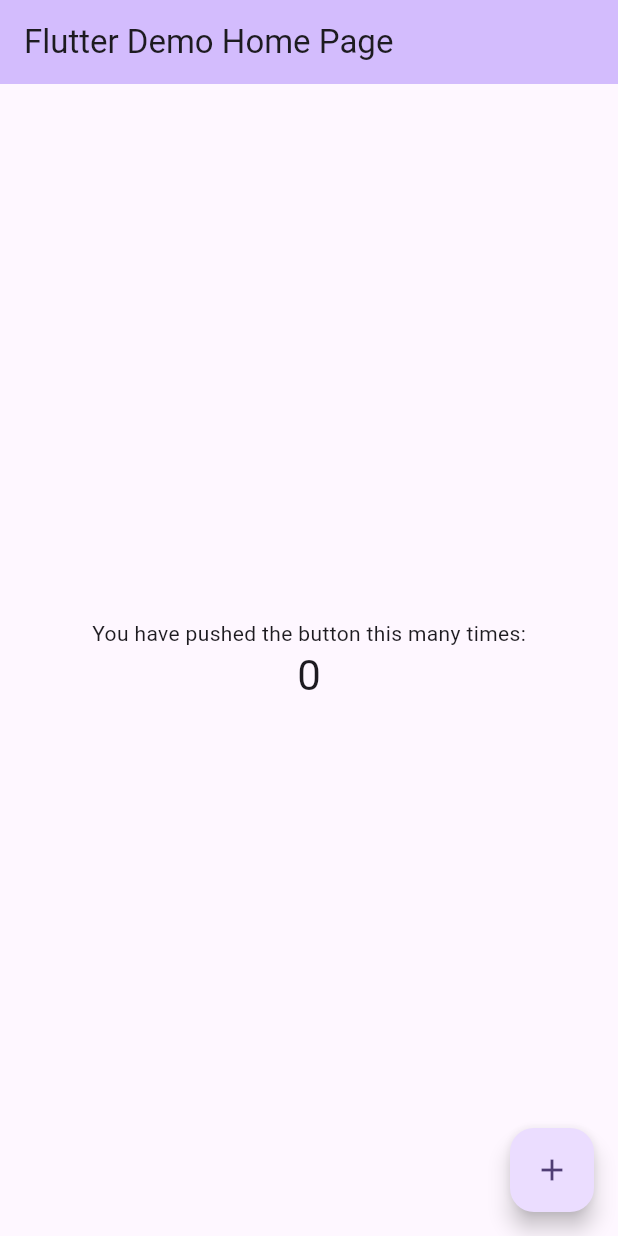
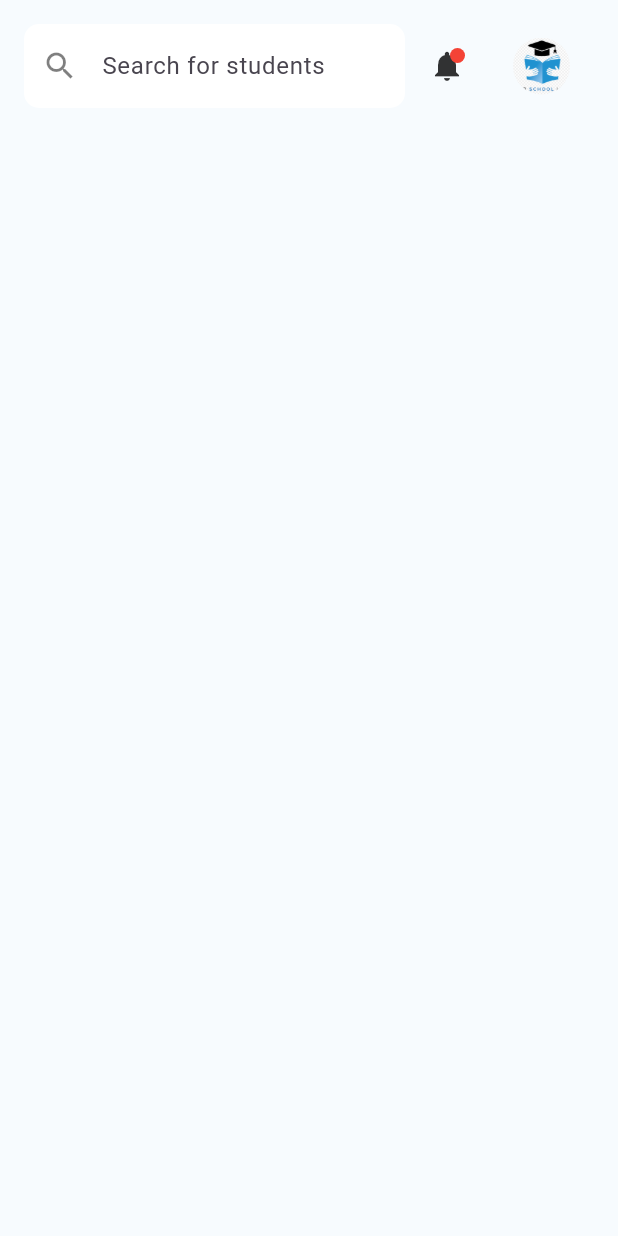
Before and after one commit to simrant27/Eskool, a Flutter app: the screen it shows after launch, on a phone screen of 412 x 824 dp. Run offline on Flutter 3.47's test engine with Material 3 defaults, Android fonts, the phone set to English and light mode, and no system bars; our stand-ins replace flutter_svg.

Commit message:
side bar and custom app bar completed

```diff
--- /dev/null
+++ b/lib/Screens/admin/admindashboard.dart
@@ -0,0 +1,45 @@
+import 'package:eskool/Screens/admin/components/dashboard_content.dart';
+import 'package:eskool/constants/constants.dart';
+import 'package:eskool/constants/responsive.dart';
+import 'package:flutter/material.dart';
+import 'package:flutter/rendering.dart';
+
+import 'components/drawerMenu.dart';
+
+class Admindashboard extends StatefulWidget {
+  const Admindashboard({super.key});
+
+  @override
+  State<Admindashboard> createState() => _AdmindashboardState();
+}
+
+class _AdmindashboardState extends State<Admindashboard> {
+  @override
+  Widget build(BuildContext context) {
+    return Scaffold(
+        backgroundColor: bgColor,
+        body: SafeArea(
+          child: Row(
+            crossAxisAlignment: CrossAxisAlignment.start,
+            children: [
+              if (Responsive.isDesktop(context))
+                Container(
+                  decoration: BoxDecoration(
+                    color: Colors.white, // Background color of the drawer
+                    boxShadow: [
+                      BoxShadow(
+                        color: Colors.black.withOpacity(0.2),
+                        spreadRadius: 2,
+                        blurRadius: 5,
+                        offset: Offset(3, 0), // Shadow direction
+                      ),
+                    ],
+                  ),
+                  child: DrawerMenu(),
+                ),
+              Expanded(flex: 5, child: DashboardContent())
+            ],
+          ),
+        ));
+  }
+}
--- /dev/null
+++ b/lib/Screens/admin/components/customAppbar.dart
@@ -0,0 +1,15 @@
+import 'package:flutter/material.dart';
+
+import 'profileInfo.dart';
+import 'searchField.dart';
+
+class CustomAppbar extends StatelessWidget {
+  const CustomAppbar({super.key});
+
+  @override
+  Widget build(BuildContext context) {
+    return Row(
+      children: [Expanded(child: SearchField()), ProfileInfo()],
+    );
+  }
+}
--- /dev/null
+++ b/lib/Screens/admin/components/dashboard_content.dart
@@ -0,0 +1,19 @@
+import 'package:eskool/Screens/admin/components/customAppbar.dart';
+import 'package:eskool/constants/constants.dart';
+import 'package:flutter/material.dart';
+
+class DashboardContent extends StatelessWidget {
+  const DashboardContent({super.key});
+
+  @override
+  Widget build(BuildContext context) {
+    return SafeArea(
+      child: SingleChildScrollView(
+        padding: EdgeInsets.all(appPadding),
+        child: Column(
+          children: [CustomAppbar()],
+        ),
+      ),
+    );
+  }
+}
--- /dev/null
+++ b/lib/Screens/admin/components/profileInfo.dart
@@ -0,0 +1,60 @@
+import 'package:eskool/constants/constants.dart';
+import 'package:eskool/constants/responsive.dart';
+import 'package:flutter/material.dart';
+
+class ProfileInfo extends StatelessWidget {
+  const ProfileInfo({super.key});
+
+  @override
+  Widget build(BuildContext context) {
+    return Row(
+      children: [
+        Padding(
+          padding: const EdgeInsets.all(appPadding),
+          child: Stack(
+            children: [
+              Icon(
+                Icons.notifications,
+                color: textColor.withOpacity(0.8),
+              ),
+              Positioned(
+                right: 0,
+                child: Container(
+                  height: 10,
+                  width: 10,
+                  decoration: BoxDecoration(shape: BoxShape.circle, color: red),
+                ),
+              )
+            ],
+          ),
+        ),
+        Container(
+          // margin: EdgeInsets.only(left: appPadding),
+          padding: EdgeInsets.symmetric(
+              horizontal: appPadding, vertical: appPadding / 2),
+          child: Row(
+            children: [
+              ClipRRect(
+                child: Image.asset(
+                  "assets/images/logowithtext.png",
+                  height: 38,
+                  width: 38,
+                  fit: BoxFit.cover,
+                ),
+                borderRadius: BorderRadius.circular(30),
+              )
+            ],
+          ),
+        ),
+        if (!Responsive.isMobile(context))
+          Padding(
+            padding: const EdgeInsets.symmetric(horizontal: appPadding / 2),
+            child: Text(
+              "Hi! Admin",
+              style: TextStyle(color: textColor, fontWeight: FontWeight.w800),
+            ),
+          )
+      ],
+    );
+  }
+}
--- /dev/null
+++ b/lib/Screens/admin/components/searchField.dart
@@ -0,0 +1,25 @@
+import 'package:eskool/constants/constants.dart';
+import 'package:flutter/material.dart';
+
+class SearchField extends StatelessWidget {
+  const SearchField({super.key});
+
+  @override
+  Widget build(BuildContext context) {
+    return TextField(
+      decoration: InputDecoration(
+          hintText: "Search for students",
+          helperStyle:
+              TextStyle(color: textColor.withOpacity(0.5), fontSize: 15),
+          fillColor: secondaryColor,
+          filled: true,
+          border: OutlineInputBorder(
+              borderSide: BorderSide.none,
+              borderRadius: BorderRadius.circular(10)),
+          prefixIcon: Icon(
+            Icons.search,
+            color: textColor.withOpacity(0.5),
+          )),
+    );
+  }
+}
--- /dev/null
+++ b/lib/constants/constants.dart
@@ -0,0 +1,18 @@
+import "package:flutter/material.dart";
+
+//colro used
+const primaryColor = Color.fromRGBO(17, 159, 250, 1);
+const secondaryColor = Colors.white;
+const bgColor = Color.fromRGBO(247, 251, 254, 1);
+const textColor = Colors.black;
+const lightTExtColor = Colors.black26;
+const trasparent = Colors.transparent;
+
+const grey = Color.fromRGBO(148, 170, 220, 1);
+const purple = Color.fromRGBO(165, 88, 179, 1);
+const orange = Color.fromRGBO(251, 137, 13, 1);
+const green = Color.fromRGBO(51, 173, 127, 1);
+const red = Colors.red;
+
+//default app padding
+const appPadding = 16.0;
--- /dev/null
+++ b/lib/constants/drawerController.dart
@@ -0,0 +1,13 @@
+import 'package:flutter/material.dart';
+
+class Controller extends ChangeNotifier {
+  final GlobalKey<ScaffoldState> _scaffoldKey = GlobalKey<ScaffoldState>();
+
+  GlobalKey<ScaffoldState> get scaffoldKey => _scaffoldKey;
+
+  void controlMenu() {
+    if (!_scaffoldKey.currentState!.isDrawerOpen) {
+      _scaffoldKey.currentState!.openDrawer();
+    }
+  }
+}
--- a/lib/main.dart
+++ b/lib/main.dart
@@ -1,4 +1,8 @@
+import 'package:eskool/Screens/admin/admindashboard.dart';
 import 'package:flutter/material.dart';
+import 'package:provider/provider.dart';
+
+import 'constants/drawerController.dart';
 
 void main() {
   runApp(const MyApp());
@@ -7,119 +11,22 @@
 class MyApp extends StatelessWidget {
   const MyApp({super.key});
 
-  // This widget is the root of your application.
   @override
   Widget build(BuildContext context) {
     return MaterialApp(
-      title: 'Flutter Demo',
-      theme: ThemeData(
-        // This is the theme of your application.
-        //
-        // TRY THIS: Try running your application with "flutter run". You'll see
-        // the application has a purple toolbar. Then, without quitting the app,
-        // try changing the seedColor in the colorScheme below to Colors.green
-        // and then invoke "hot reload" (save your changes or press the "hot
-        // reload" button in a Flutter-supported IDE, or press "r" if you used
-        // the command line to start the app).
-        //
-        // Notice that the counter didn't reset back to zero; the application
-        // state is not lost during the reload. To reset the state, use hot
-        // restart instead.
-        //
-        // This works for code too, not just values: Most code changes can be
-        // tested with just a hot reload.
-        colorScheme: ColorScheme.fromSeed(seedColor: Colors.deepPurple),
-        useMaterial3: true,
-      ),
-      home: const MyHomePage(title: 'Flutter Demo Home Page'),
-    );
+        theme: ThemeData(
+          primarySwatch: Colors.blue,
+          scaffoldBackgroundColor: Colors.white,
+        ),
+        title: "Eskool",
+        debugShowCheckedModeBanner: false,
+        home: MultiProvider(
+          providers: [
+            ChangeNotifierProvider(
+              create: (context) => Controller(),
+            )
+          ],
+          child: Admindashboard(),
+        ));
   }
 }
-
-class MyHomePage extends StatefulWidget {
-  const MyHomePage({super.key, required this.title});
-
-  // This widget is the home page of your application. It is stateful, meaning
-  // that it has a State object (defined below) that contains fields that affect
-  // how it looks.
-
-  // This class is the configuration for the state. It holds the values (in this
-  // case the title) provided by the parent (in this case the App widget) and
-  // used by the build method of the State. Fields in a Widget subclass are
-  // always marked "final".
-
-  final String title;
-
-  @override
-  State<MyHomePage> createState() => _MyHomePageState();
-}
-
-class _MyHomePageState extends State<MyHomePage> {
-  int _counter = 0;
-
-  void _incrementCounter() {
-    setState(() {
-      // This call to setState tells the Flutter framework that something has
-      // changed in this State, which causes it to rerun the build method below
-      // so that the display can reflect the updated values. If we changed
-      // _counter without calling setState(), then the build method would not be
-      // called again, and so nothing would appear to happen.
-      _counter++;
-    });
-  }
-
-  @override
-  Widget build(BuildContext context) {
-    // This method is rerun every time setState is called, for instance as done
-    // by the _incrementCounter method above.
-    //
-    // The Flutter framework has been optimized to make rerunning build methods
-    // fast, so that you can just rebuild anything that needs updating rather
-    // than having to individually change instances of widgets.
-    return Scaffold(
-      appBar: AppBar(
-        // TRY THIS: Try changing the color here to a specific color (to
-        // Colors.amber, perhaps?) and trigger a hot reload to see the AppBar
-        // change color while the other colors stay the same.
-        backgroundColor: Theme.of(context).colorScheme.inversePrimary,
-        // Here we take the value from the MyHomePage object that was created by
-        // the App.build method, and use it to set our appbar title.
-        title: Text(widget.title),
-      ),
-      body: Center(
-        // Center is a layout widget. It takes a single child and positions it
-        // in the middle of the parent.
-        child: Column(
-          // Column is also a layout widget. It takes a list of children and
-          // arranges them vertically. By default, it sizes itself to fit its
-          // children horizontally, and tries to be as tall as its parent.
-          //
-          // Column has various properties to control how it sizes itself and
-          // how it positions its children. Here we use mainAxisAlignment to
-          // center the children vertically; the main axis here is the vertical
-          // axis because Columns are vertical (the cross axis would be
-          // horizontal).
-          //
-          // TRY THIS: Invoke "debug painting" (choose the "Toggle Debug Paint"
-          // action in the IDE, or press "p" in the console), to see the
-          // wireframe for each widget.
-          mainAxisAlignment: MainAxisAlignment.center,
-          children: <Widget>[
-            const Text(
-              'You have pushed the button this many times:',
-            ),
-            Text(
-              '$_counter',
-              style: Theme.of(context).textTheme.headlineMedium,
-            ),
-          ],
-        ),
-      ),
-      floatingActionButton: FloatingActionButton(
-        onPressed: _incrementCounter,
-        tooltip: 'Increment',
-        child: const Icon(Icons.add),
-      ), // This trailing comma makes auto-formatting nicer for build methods.
-    );
-  }
-}
```
Also changed, not shown: lib/Screens/admin/components/drawerMenu.dart (added, +32 -0 lines), lib/Screens/admin/components/drawer_list_title.dart (added, +24 -0 lines), lib/constants/responsive.dart (added, +34 -0 lines), pubspec.yaml (+10 -6 lines), assets/icons/dashboard.png (added), assets/images/logowithtext.png (added), assets/images/me.jpg (added), pubspec.lock.
